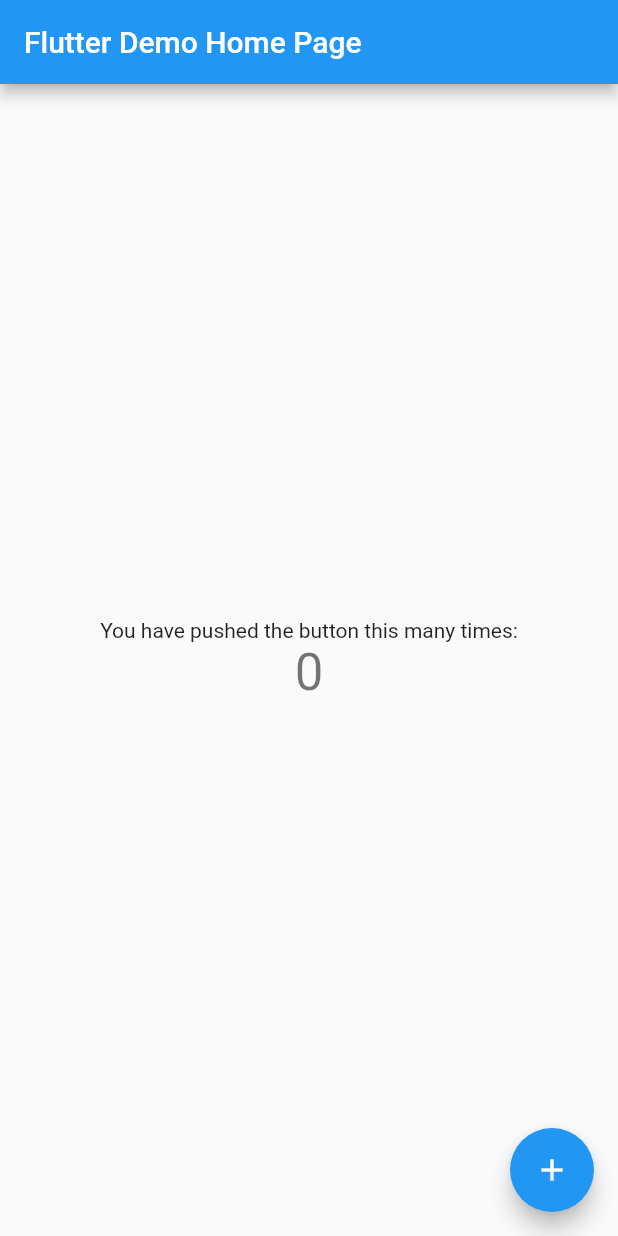
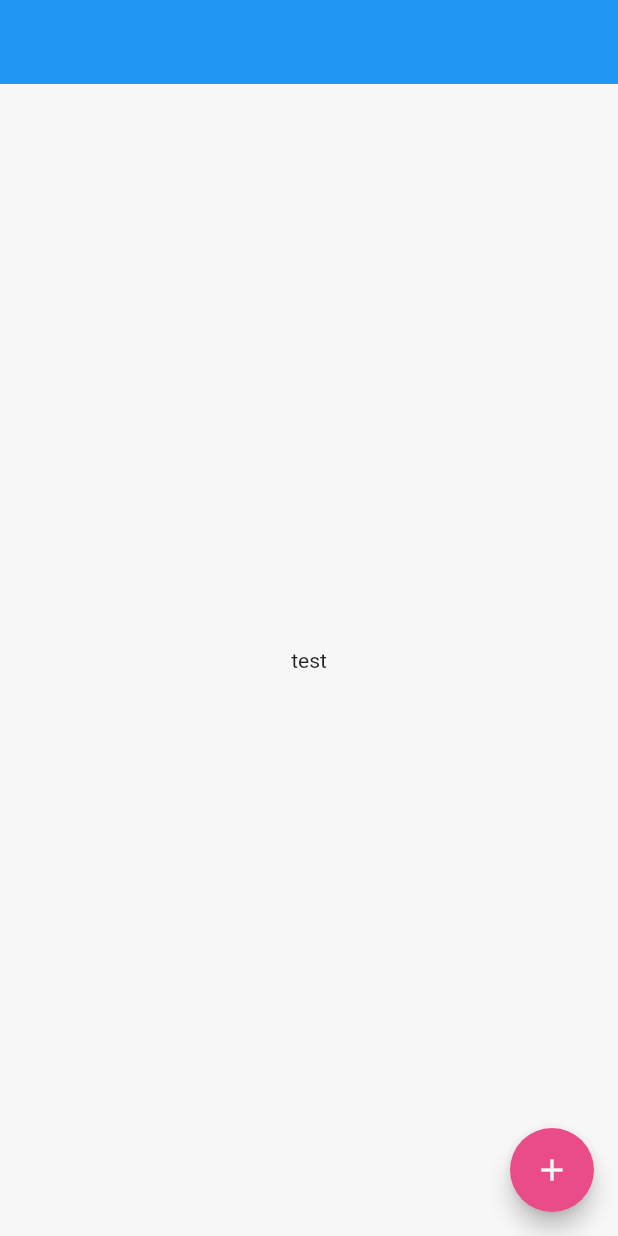
Before and after one commit to ykaito21/dribbbly_todo, a Flutter app: the screen it shows after launch, on a phone screen of 412 x 824 dp. Run offline on Flutter 3.47's test engine with Material 2 defaults, Android fonts, the phone set to English and light mode, and no system bars.

Commit message:
app setup

```diff
--- a/lib/main.dart
+++ b/lib/main.dart
@@ -1,112 +1,10 @@
 import 'package:flutter/material.dart';
+import 'package:flutter/services.dart';
 
-void main() => runApp(MyApp());
+import 'src/app.dart';
 
-class MyApp extends StatelessWidget {
-  // This widget is the root of your application.
-  @override
-  Widget build(BuildContext context) {
-    return MaterialApp(
-      title: 'Flutter Demo',
-      theme: ThemeData(
-        //ea4c89
-        // This is the theme of your application.
-        //
-        // Try running your application with "flutter run". You'll see the
-        // application has a blue toolbar. Then, without quitting the app, try
-        // changing the primarySwatch below to Colors.green and then invoke
-        // "hot reload" (press "r" in the console where you ran "flutter run",
-        // or simply save your changes to "hot reload" in a Flutter IDE).
-        // Notice that the counter didn't reset back to zero; the application
-        // is not restarted.
-        primarySwatch: Colors.blue,
-      ),
-      home: MyHomePage(title: 'Flutter Demo Home Page'),
-    );
-  }
+void main() async {
+  await SystemChrome.setPreferredOrientations(
+      [DeviceOrientation.portraitUp]); // to restrict orientation
+  runApp(App());
 }
-
-class MyHomePage extends StatefulWidget {
-  MyHomePage({Key key, this.title}) : super(key: key);
-
-  // This widget is the home page of your application. It is stateful, meaning
-  // that it has a State object (defined below) that contains fields that affect
-  // how it looks.
-
-  // This class is the configuration for the state. It holds the values (in this
-  // case the title) provided by the parent (in this case the App widget) and
-  // used by the build method of the State. Fields in a Widget subclass are
-  // always marked "final".
-
-  final String title;
-
-  @override
-  _MyHomePageState createState() => _MyHomePageState();
-}
-
-class _MyHomePageState extends State<MyHomePage> {
-  int _counter = 0;
-
-  void _incrementCounter() {
-    setState(() {
-      // This call to setState tells the Flutter framework that something has
-      // changed in this State, which causes it to rerun the build method below
-      // so that the display can reflect the updated values. If we changed
-      // _counter without calling setState(), then the build method would not be
-      // called again, and so nothing would appear to happen.
-      _counter++;
-    });
-  }
-
-  @override
-  Widget build(BuildContext context) {
-    // This method is rerun every time setState is called, for instance as done
-    // by the _incrementCounter method above.
-    //
-    // The Flutter framework has been optimized to make rerunning build methods
-    // fast, so that you can just rebuild anything that needs updating rather
-    // than having to individually change instances of widgets.
-    return Scaffold(
-      appBar: AppBar(
-        // Here we take the value from the MyHomePage object that was created by
-        // the App.build method, and use it to set our appbar title.
-        title: Text(widget.title),
-      ),
-      body: Center(
-        // Center is a layout widget. It takes a single child and positions it
-        // in the middle of the parent.
-        child: Column(
-          // Column is also a layout widget. It takes a list of children and
-          // arranges them vertically. By default, it sizes itself to fit its
-          // children horizontally, and tries to be as tall as its parent.
-          //
-          // Invoke "debug painting" (press "p" in the console, choose the
-          // "Toggle Debug Paint" action from the Flutter Inspector in Android
-          // Studio, or the "Toggle Debug Paint" command in Visual Studio Code)
-          // to see the wireframe for each widget.
-          //
-          // Column has various properties to control how it sizes itself and
-          // how it positions its children. Here we use mainAxisAlignment to
-          // center the children vertically; the main axis here is the vertical
-          // axis because Columns are vertical (the cross axis would be
-          // horizontal).
-          mainAxisAlignment: MainAxisAlignment.center,
-          children: <Widget>[
-            Text(
-              'You have pushed the button this many times:',
-            ),
-            Text(
-              '$_counter',
-              style: Theme.of(context).textTheme.display1,
-            ),
-          ],
-        ),
-      ),
-      floatingActionButton: FloatingActionButton(
-        onPressed: _incrementCounter,
-        tooltip: 'Increment',
-        child: Icon(Icons.add),
-      ), // This trailing comma makes auto-formatting nicer for build methods.
-    );
-  }
-}
--- /dev/null
+++ b/lib/src/app.dart
@@ -0,0 +1,17 @@
+import 'package:flutter/material.dart';
+import 'ui/global/app_theme.dart';
+import 'ui/global/route/route_generator.dart';
+import 'ui/global/route/route_path.dart';
+
+class App extends StatelessWidget {
+  @override
+  Widget build(BuildContext context) {
+    return MaterialApp(
+      debugShowCheckedModeBanner: false,
+      title: 'Dribbbly',
+      theme: appThemes[AppTheme.DribbblyLight],
+      initialRoute: RoutePath.homeScreen,
+      onGenerateRoute: RouteGenerator.generateRoute,
+    );
+  }
+}
--- /dev/null
+++ b/lib/src/ui/global/app_theme.dart
@@ -0,0 +1,59 @@
+import 'package:flutter/cupertino.dart';
+import 'package:flutter/material.dart';
+import '../global/color_list.dart';
+
+enum AppTheme {
+  DribbblyLight,
+  DribbblyDark,
+}
+
+final appThemes = {
+  AppTheme.DribbblyLight: ThemeData().copyWith(
+    primaryColor: ColorList.baseWhite,
+    accentColor: ColorList.basePink,
+    primaryColorDark: ColorList.baseGray,
+    scaffoldBackgroundColor: ColorList.baseWhite,
+    // cupertinoOverrideTheme: CupertinoThemeData(
+    //   primaryColor: ColorsList.primaryPink,
+    // ),
+    appBarTheme: AppBarTheme(
+      textTheme: TextTheme(
+        title: TextStyle(
+          color: ColorList.baseGray,
+        ),
+      ),
+      iconTheme: IconThemeData(
+        color: ColorList.baseGray,
+      ),
+      elevation: 0,
+    ),
+    floatingActionButtonTheme: FloatingActionButtonThemeData(
+      backgroundColor: ColorList.basePink,
+      foregroundColor: ColorList.baseWhite,
+    ),
+  ),
+  AppTheme.DribbblyDark: ThemeData.dark().copyWith(
+    primaryColor: ColorList.baseBlack,
+    accentColor: ColorList.basePink,
+    primaryColorDark: ColorList.baseGray,
+    scaffoldBackgroundColor: ColorList.baseBlack,
+    // cupertinoOverrideTheme: CupertinoThemeData(
+    //   primaryColor: ColorList.basePink,
+    // ),
+    appBarTheme: AppBarTheme(
+      textTheme: TextTheme(
+        title: TextStyle(
+          color: ColorList.baseGray,
+        ),
+      ),
+      iconTheme: IconThemeData(
+        color: ColorList.baseGray,
+      ),
+      elevation: 0,
+    ),
+    floatingActionButtonTheme: FloatingActionButtonThemeData(
+      backgroundColor: ColorList.basePink,
+      foregroundColor: ColorList.baseWhite,
+    ),
+  ),
+};
--- /dev/null
+++ b/lib/src/ui/global/color_list.dart
@@ -0,0 +1,8 @@
+import 'package:flutter/material.dart';
+
+class ColorList {
+  static const Color baseWhite = Color(0xfff7f7f8);
+  static const Color baseBlack = Color(0xff333333);
+  static const Color baseGray = Color(0xff9b9d9f);
+  static const Color basePink = Color(0xffea4c89);
+}
--- /dev/null
+++ b/lib/src/ui/global/route/route_generator.dart
@@ -0,0 +1,35 @@
+import 'package:flutter/material.dart';
+
+import 'route_path.dart';
+import '../../screens/home_screen.dart';
+
+class RouteGenerator {
+  static Route<dynamic> generateRoute(RouteSettings settings) {
+    final args = settings.arguments;
+    switch (settings.name) {
+      case RoutePath.homeScreen:
+        return MaterialPageRoute(builder: (context) => HomeScreen());
+
+      default:
+        return _errorRoute();
+    }
+  }
+
+  static Route<dynamic> _errorRoute() {
+    return MaterialPageRoute(
+      builder: (context) {
+        return Scaffold(
+          appBar: AppBar(),
+          body: Center(
+            child: Text(
+              'ERROR',
+              style: TextStyle(
+                fontSize: 24.0,
+              ),
+            ),
+          ),
+        );
+      },
+    );
+  }
+}
--- /dev/null
+++ b/lib/src/ui/global/route/route_path.dart
@@ -0,0 +1,3 @@
+class RoutePath {
+  static const String homeScreen = '/';
+}
--- /dev/null
+++ b/lib/src/ui/screens/home_screen.dart
@@ -0,0 +1,21 @@
+import 'package:flutter/material.dart';
+
+class HomeScreen extends StatelessWidget {
+  const HomeScreen({Key key}) : super(key: key);
+
+  @override
+  Widget build(BuildContext context) {
+    return Scaffold(
+      appBar: AppBar(
+          // title: Text('test'),
+          ),
+      body: Container(
+        child: Center(child: Text('test')),
+      ),
+      floatingActionButton: FloatingActionButton(
+        onPressed: () {},
+        child: Icon(Icons.add),
+      ),
+    );
+  }
+}
```
Also changed, not shown: 1 other file.
